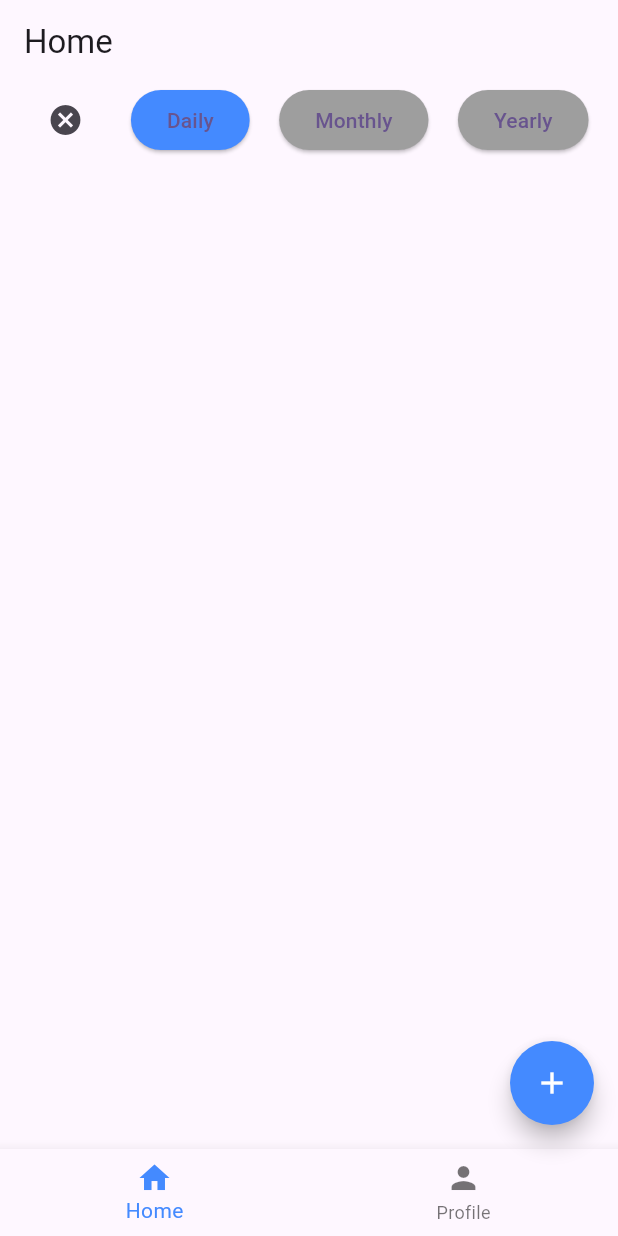
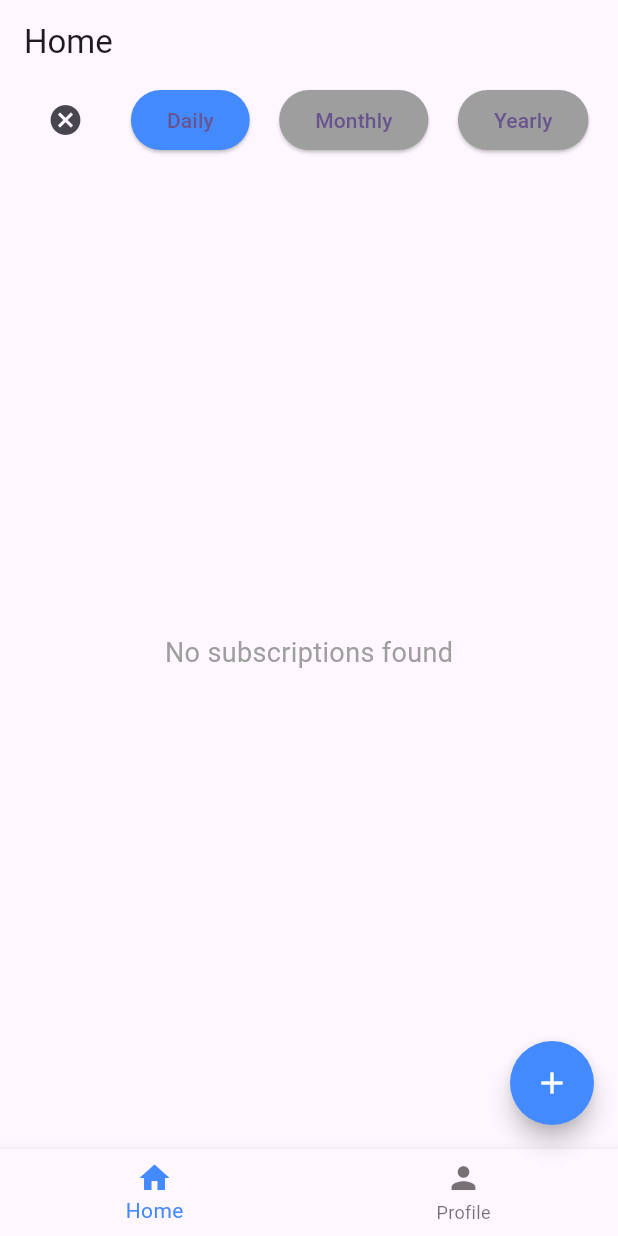
Before and after one commit to jesusherrera94/ejercicios_movil_2025Q2, a Flutter app: the MyBottomNavigationBar screen opened by its route, after a tap on "Daily", on a phone screen of 412 x 824 dp. Run offline on Flutter 3.47's test engine with Material 3 defaults, Android fonts, the phone set to English and light mode, and no system bars; our stand-ins replace cloud_firestore, dio, firebase_auth, firebase_core, shared_preferences; accounts and stored records are empty; network calls fail.

Commit message:
implement full firestore

```diff
--- a/subscriptionsapp/lib/screens/home.dart
+++ b/subscriptionsapp/lib/screens/home.dart
@@ -1,6 +1,17 @@
+
+import 'package:flutter/material.dart';
+import 'dart:convert' as convert;
+
 import '../widgets/subscription_item.dart';
-import 'package:flutter/material.dart';
 import '../models/subscription.dart';
+import '../adapters/db.dart';
+import '../adapters/local_storage.dart';
+import '../models/user.dart';
+import '../state/subscriptions_state.dart';
+
+
+List<Subscription> subscriptionsGlobal = [];
+
 class HomeScreen extends StatefulWidget {
   const HomeScreen({super.key});
 
@@ -11,49 +22,52 @@ class HomeScreen extends StatefulWidget {
 class _HomeScreenState extends State<HomeScreen> {
 
   Period? _selectedFilter;
-  // temporal final!
-  final List<Subscription> _subscriptions = [
-    Subscription(
-      id: '1',
-      platformName: 'Netflix',
-      renovationDate: 2148483647,
-      renovationCycle: Period.MONTHLY,
-      charge: 12.99,
-      userId: 'user123',
-    ),
-    Subscription(
-      id: '2',
-      platformName: 'Spotify',
-      renovationDate: 2147483647,
-      renovationCycle: Period.MONTHLY,
-      charge: 9.99,
-      userId: 'user123',
-    ),
-    Subscription(
-      id: '3',
-      platformName: 'Hulu',
-      renovationDate: 2147483647,
-      renovationCycle: Period.MONTHLY,
-      charge: 7.99,
-      userId: 'user123',
-    ),
-    Subscription(
-      id: '4',
-      platformName: 'Amazon Prime',
-      renovationDate: 2147483647,
-      renovationCycle: Period.YEARLY,
-      charge: 119.00,
-      userId: 'user123',
-    ),
-    Subscription(
-      id: '5',
-      platformName: 'YouTube Premium',
-      renovationDate: 2047483635,
-      renovationCycle: Period.MONTHLY,
-      charge: 11.99,
-      userId: 'user123',
-    ),
-  ];
+  bool _isLoading = false;
+  final Db _db = Db();
+  final LocalStorage _localStorage = LocalStorage();
+  late User _user;
+
+   @override
+  void initState() {
+    super.initState();
+    _loadSubscriptions();
+  }
+
+  void _loadSubscriptions() async {
+    setState(() {
+    _isLoading = true;
+  });
+  try {
+    final userString = await _localStorage.getUserData('user');
+    _user = User.fromMap(convert.jsonDecode(userString));
+    final subscriptions = await _db.getSubscriptions(_user.uid!);
+    subscriptionsNotifier.value = subscriptions.map((s) => Subscription.fromMap(s)).toList();
+    setState(() {
+      _filteredSubscriptions = subscriptionsNotifier.value;
+    });
+  } catch (error) {
+    print('Error loading subscriptions: $error');
+  } finally {
+    setState(() {
+      _isLoading = false;
+    });
+  }
+  _listenChanges();
+  }
+
+  void _listenChanges() {
+    _db.setListenerToOrder(onSubscriptionRecieved: (data) {
+      final sub = Subscription.fromMap(data);
+      final current = List<Subscription>.from(subscriptionsNotifier.value);
+      final idx = current.indexWhere((s) => s.id == sub.id);
+      if (idx != -1) {
+        current[idx] = sub;
+      } else {
+        current.add(sub);
+      }
+      subscriptionsNotifier.value = current;
+    });
+  }
 
   List<Subscription> _filteredSubscriptions = [];
 
@@ -63,14 +77,14 @@ class _HomeScreenState extends State<HomeScreen> {
     if(_selectedFilter == null) {
       // funciona cuando inicia el app y cuando se restaure el filtro
       // aka. estado inicial
-        for(final subscription in _subscriptions) {
+        for(final subscription in subscriptionsGlobal) {
          subscriptionWidget.add(SubscriptionItem(subscriptionElement: subscription,));
         }
       setState(() {
-        _filteredSubscriptions = _subscriptions;
+        _filteredSubscriptions = subscriptionsGlobal;
       });
     } else {
-      _filteredSubscriptions = _subscriptions.where((subs) {
+      _filteredSubscriptions = subscriptionsGlobal.where((subs) {
         return subs.renovationCycle == _selectedFilter;
       }).toList();
 
@@ -79,6 +93,18 @@ class _HomeScreenState extends State<HomeScreen> {
       }
       setState(() {});
     }
+
+  if (subscriptionWidget.isEmpty) {
+    subscriptionWidget.add(
+      const Center(
+        child: Text("No subscriptions found", style: TextStyle(
+          fontSize: 18,
+          color: Colors.grey,
+        ),),
+      ),
+    );
+  }
+
   return subscriptionWidget;
 }
 
@@ -90,6 +116,11 @@ void _selectPeriod(Period? newPeriod) {
 
   @override
   Widget build(BuildContext context) {
+    if (_isLoading) {
+      return const Center(
+        child: CircularProgressIndicator(),
+      );
+    }
     return Column(
       children: [
         Row(
@@ -131,10 +162,26 @@ void _selectPeriod(Period? newPeriod) {
           ],
         ),
         Expanded(
-      child:ListView(
-        children: _renderItems(),
-      )
-    )
+        child: ValueListenableBuilder<List<Subscription>>(
+          valueListenable: subscriptionsNotifier,
+          builder: (context, subscriptions, _) {
+            final filtered = _selectedFilter == null
+              ? subscriptions
+              : subscriptions.where((s) => s.renovationCycle == _selectedFilter).toList();
+            if (filtered.isEmpty) {
+              return const Center(
+                child: Text("No subscriptions found", style: TextStyle(
+                  fontSize: 18,
+                  color: Colors.grey,
+                )),
+              );
+            }
+            return ListView(
+              children: filtered.map((s) => SubscriptionItem(subscriptionElement: s)).toList(),
+            );
+          },
+        ),
+      ),
       ],
     );
   }
--- /dev/null
+++ b/subscriptionsapp/lib/state/subscriptions_state.dart
@@ -0,0 +1,4 @@
+import 'package:flutter/foundation.dart';
+import '../models/subscription.dart';
+
+final subscriptionsNotifier = ValueNotifier<List<Subscription>>([]);
```
Also changed, not shown: subscriptionsapp/lib/adapters/db.dart (+12 -2 lines), subscriptionsapp/lib/models/subscription.dart (+14 -2 lines), subscriptionsapp/lib/screens/add_entry.dart (+7 -1 lines), subscriptionsapp/lib/widgets/subscription_item.dart (+28 -1 lines).
